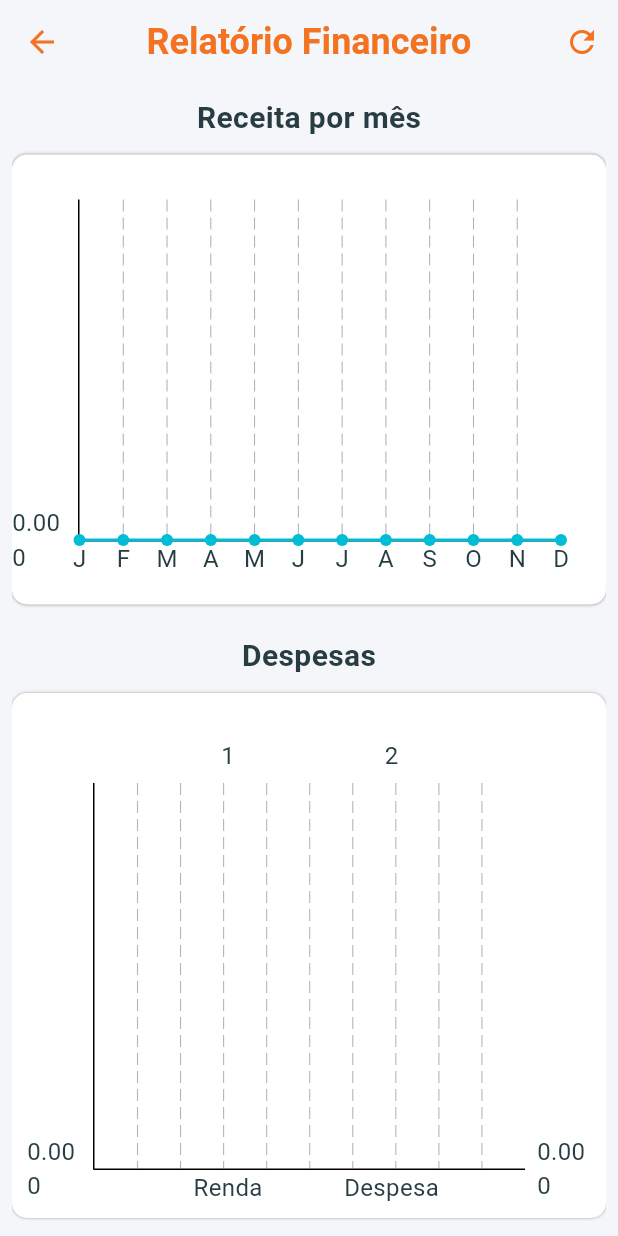
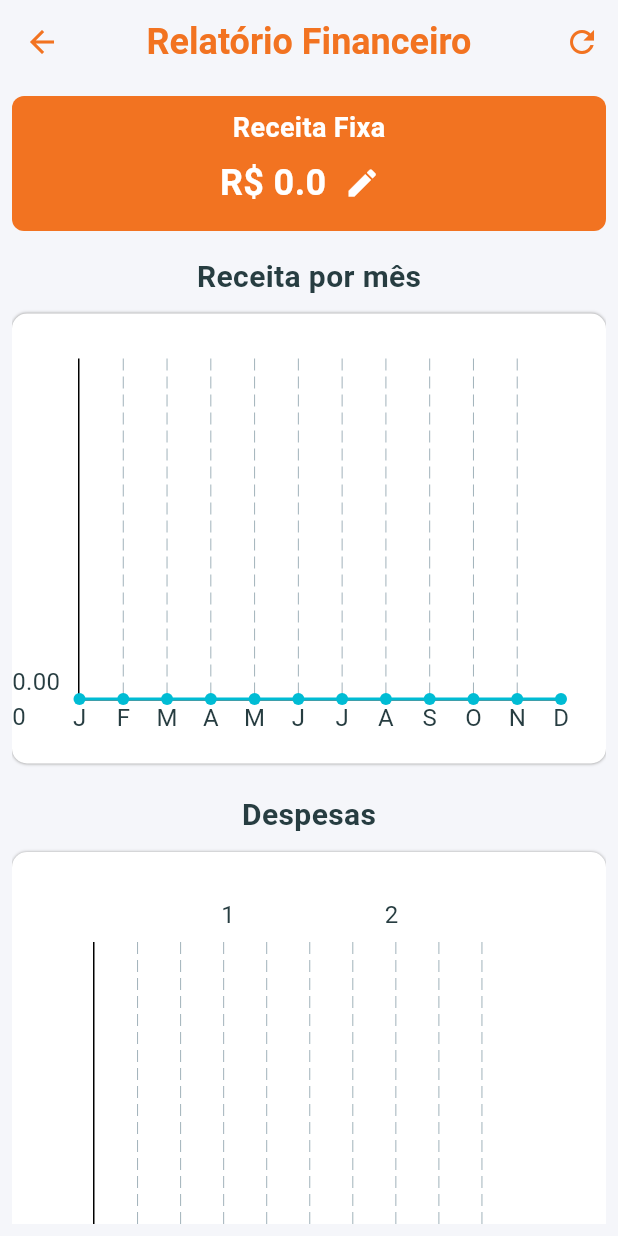
Before and after one commit to RochaGabriell/union, a Flutter app: the FinanceReportPage screen opened by its route, after a tap on the "refresh" icon, on a phone screen of 412 x 824 dp. Run offline on Flutter 3.47's test engine with Material 3 defaults, Android fonts, the light colour scheme and no system bars; drawn by our look-alikes of fl_chart; our stand-ins replace cloud_firestore, connectivity_plus, firebase_auth, firebase_core, flutter_bloc, fpdart and 2 more; missing offline and left inert: qr_code_scanner; accounts and stored records are empty; generated files the repository leaves out were written again.

Commit message:
feat: Implementa cadastro de renda

```diff
--- a/lib/features/finance_report/presentation/pages/finance_report.dart
+++ b/lib/features/finance_report/presentation/pages/finance_report.dart
@@ -2,11 +2,14 @@
 import 'package:flutter/material.dart';
 
 /* Project Imports */
-import 'package:union/features/finance_report/presentation/widgets/line_graph.dart';
+import 'package:union/core/common/cubit/user/user_cubit.dart';
+import 'package:union/core/utils/injections.dart';
+import 'package:union/core/themes/palette.dart';
+import 'package:union/features/finance_report/domain/usecases/finance_report_add_fixed_income.dart';
 import 'package:union/features/finance_report/presentation/bloc/finance_report_bloc.dart';
 import 'package:union/features/finance_report/presentation/widgets/bar_graph_income.dart';
-import 'package:union/core/common/cubit/user/user_cubit.dart';
-import 'package:union/core/utils/injections.dart';
+import 'package:union/features/finance_report/presentation/widgets/line_graph.dart';
+import 'package:union/features/transaction/presentation/widgets/currency_input_field.dart';
 
 class FinanceReportPage extends StatefulWidget {
   const FinanceReportPage({super.key});
@@ -16,22 +19,9 @@ class FinanceReportPage extends StatefulWidget {
 }
 
 class _FinanceReportPageState extends State<FinanceReportPage> {
-  String titleAgeGroup = 'Receita por mês';
-  List<double> monthlyData = [
-    0.0,
-    0.0,
-    0.0,
-    0.0,
-    0.0,
-    0.0,
-    0.0,
-    0.0,
-    0.0,
-    0.0,
-    0.0,
-    0.0,
-  ];
-  List<String> labelsAgeGroup = [
+  final String titleAgeGroup = 'Receita por mês';
+  List<double> monthlyData = List.generate(12, (_) => 0.0);
+  final List<String> labelsAgeGroup = [
     'Jan',
     'Fev',
     'Mar',
@@ -46,9 +36,13 @@ class _FinanceReportPageState extends State<FinanceReportPage> {
     'Dez',
   ];
 
-  String titleGender = 'Despesas';
+  final String titleGender = 'Despesas';
   List<double> incomeData = [0.0, 0.0];
-  List<String> labelsGender = ['Receita', 'Despesa'];
+  final List<String> labelsGender = ['Receita', 'Despesa'];
+
+  double fixedIncome = 0.0;
+
+  final TextEditingController _fixedIncomeController = TextEditingController();
 
   @override
   void initState() {
@@ -57,7 +51,7 @@ class _FinanceReportPageState extends State<FinanceReportPage> {
   }
 
   Future<void> _fetchData() async {
-    final String? userId = getIt.get<UserCubit>().user?.id;
+    final String? userId = getIt<UserCubit>().user?.id;
     if (userId == null) return;
 
     final financeReportBloc = getIt<FinanceReportBloc>();
@@ -65,7 +59,6 @@ class _FinanceReportPageState extends State<FinanceReportPage> {
     financeReportBloc.add(
       FinanceReportGetIncomeAndExpenseEvent(userId: userId),
     );
-
     financeReportBloc.stream.listen((state) {
       if (state is FinanceReportSuccessGetIncomeAndExpense) {
         setState(() {
@@ -74,10 +67,7 @@ class _FinanceReportPageState extends State<FinanceReportPage> {
       }
     });
 
-    getIt<FinanceReportBloc>().add(
-      FinanceReportGetExpenseByMonthEvent(userId: userId),
-    );
-
+    financeReportBloc.add(FinanceReportGetExpenseByMonthEvent(userId: userId));
     financeReportBloc.stream.listen((state) {
       if (state is FinanceReportSuccessGetExpenseByMonth) {
         setState(() {
@@ -85,6 +75,57 @@ class _FinanceReportPageState extends State<FinanceReportPage> {
         });
       }
     });
+
+    financeReportBloc.add(FinanceReportGetFixedIncomeEvent(userId: userId));
+    financeReportBloc.stream.listen((state) {
+      if (state is FinanceReportFixedIncome) {
+        setState(() {
+          fixedIncome = state.value;
+        });
+      }
+    });
+  }
+
+  void _editFixedIncome() {
+    showDialog(
+      context: context,
+      builder: (context) {
+        return AlertDialog(
+          title: const Text('Editar Receita Fixa'),
+          content: CurrencyInputField(
+            valueController: _fixedIncomeController,
+            disposed: false,
+          ),
+          actions: [
+            TextButton(
+              onPressed: () => Navigator.pop(context),
+              child: const Text('Cancelar'),
+            ),
+            TextButton(
+              onPressed: () {
+                String value = _fixedIncomeController.text
+                    .replaceAll(RegExp(r'[^0-9,]'), '');
+                value = value.replaceAll(',', '.');
+
+                final userId = getIt<UserCubit>().user?.id;
+                if (userId == null) return;
+
+                final financeReportBloc = getIt<FinanceReportBloc>();
+                financeReportBloc.add(FinanceReportAddFixedIncomeEvent(
+                  params: FinanceReportAddFixedIncomeParams(
+                    userId: userId,
+                    value: double.parse(value),
+                  ),
+                ));
+
+                Navigator.pop(context);
+              },
+              child: const Text('Salvar'),
+            ),
+          ],
+        );
+      },
+    );
   }
 
   @override
@@ -101,19 +142,56 @@ class _FinanceReportPageState extends State<FinanceReportPage> {
         padding: const EdgeInsets.all(8.0),
         child: ListView(
           children: [
+            _buildFixedIncomeCard(),
+            const SizedBox(height: 16.0),
             LineGraph(
-              title: titleAgeGroup,
-              data: monthlyData,
-              labels: labelsAgeGroup,
-            ),
+                title: titleAgeGroup,
+                data: monthlyData,
+                labels: labelsAgeGroup),
             BarGraphIncome(
-              title: titleGender,
-              data: incomeData,
-              labels: labelsGender,
-            ),
+                title: titleGender, data: incomeData, labels: labelsGender),
           ],
         ),
       ),
     );
   }
+
+  Widget _buildFixedIncomeCard() {
+    return Container(
+      padding: const EdgeInsets.all(8.0),
+      decoration: BoxDecoration(
+        color: Palette.primary,
+        borderRadius: BorderRadius.circular(8.0),
+      ),
+      child: Column(
+        children: [
+          const Text(
+            'Receita Fixa',
+            style: TextStyle(
+              fontSize: 18.0,
+              fontWeight: FontWeight.bold,
+              color: Palette.white,
+            ),
+          ),
+          Row(
+            mainAxisAlignment: MainAxisAlignment.center,
+            children: [
+              Text(
+                'R\$ $fixedIncome',
+                style: const TextStyle(
+                  fontSize: 24.0,
+                  color: Palette.white,
+                  fontWeight: FontWeight.bold,
+                ),
+              ),
+              IconButton(
+                icon: const Icon(Icons.edit, color: Palette.white),
+                onPressed: _editFixedIncome,
+              ),
+            ],
+          ),
+        ],
+      ),
+    );
+  }
 }
```
Also changed, not shown: lib/features/finance_report/presentation/bloc/finance_report_state.dart (+0 -7 lines), lib/features/transaction/presentation/widgets/currency_input_field.dart (+6 -2 lines).
